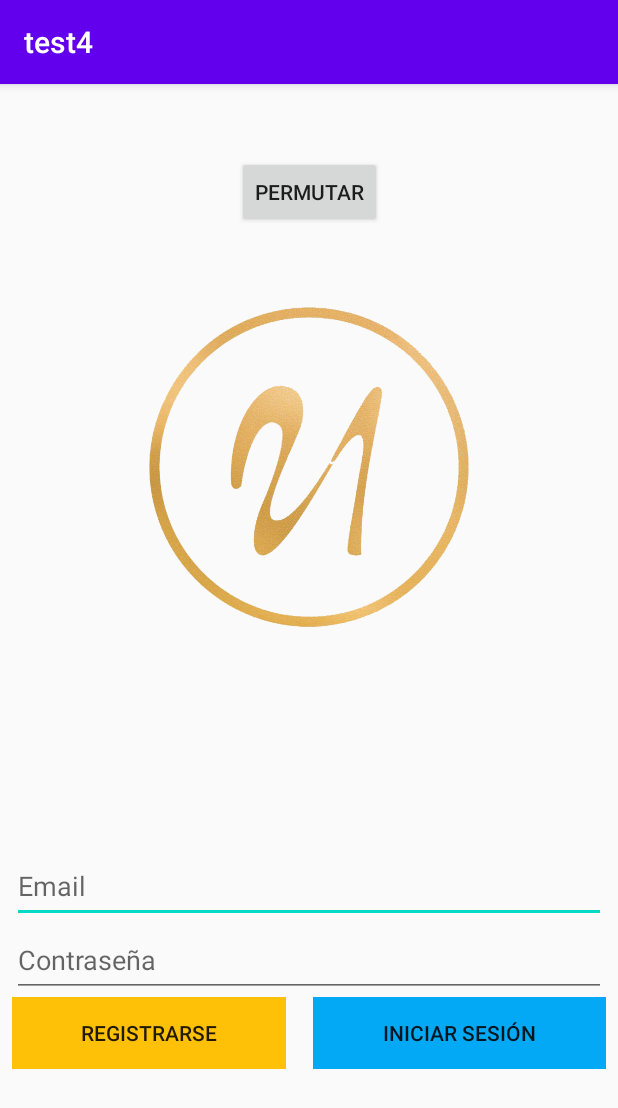
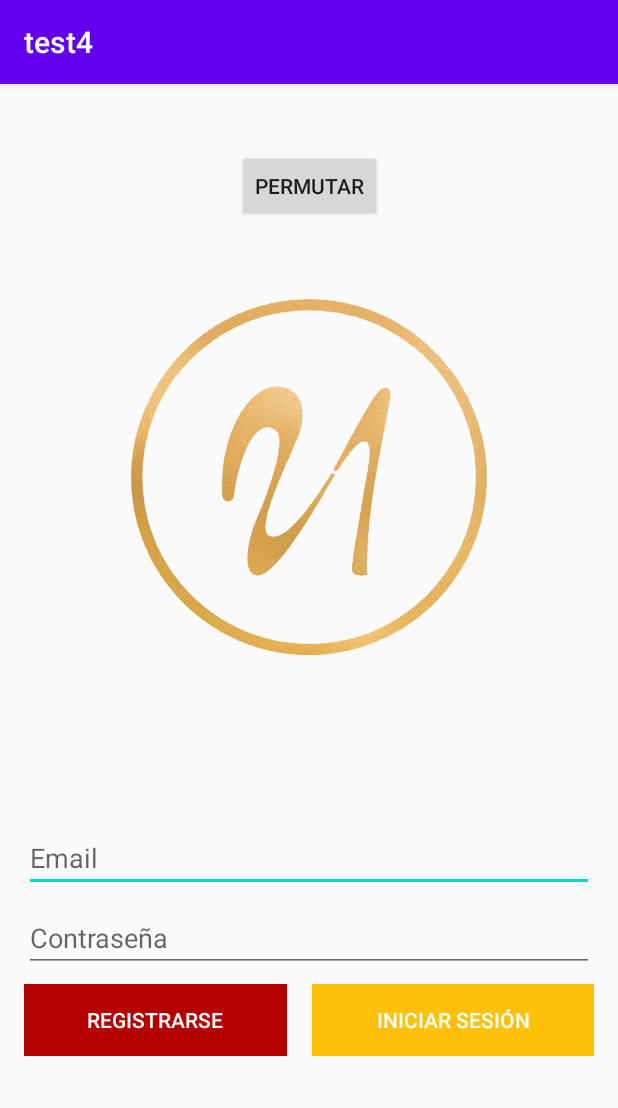
Before and after one commit to GRX-R/test4, an Android app: the screen it shows after launch (MainActivity2 before the commit, SegundaPantalla after it), after a tap on "PERMUTAR", on a phone screen of 412 x 824 dp. Shown: the top 1108 px of the screen. Run offline under Robolectric (Android 15) with nearby library versions, the phone set to English and light mode, and no system bars.

Commit message:
Primeros Test de Inicio de sesión.

```diff
--- a/app/src/main/AndroidManifest.xml
+++ b/app/src/main/AndroidManifest.xml
@@ -9,6 +9,7 @@
         android:roundIcon="@mipmap/ic_launcher_round"
         android:supportsRtl="true"
         android:theme="@style/AppTheme">
+        <activity android:name=".SegundaPantalla"></activity>
         <activity android:name=".MainActivity2">
             <intent-filter>
                 <action android:name="android.intent.action.MAIN" />
--- a/app/src/main/java/com/example/test4/MainActivity2.kt
+++ b/app/src/main/java/com/example/test4/MainActivity2.kt
@@ -15,6 +15,28 @@ class MainActivity2 : AppCompatActivity() {
         super.onCreate(savedInstanceState)
         setContentView(R.layout.activity_main2)
 
+        interfaz()
+        Aprendizaje()
+
+    }
+
+    private fun Aprendizaje(){
+
+
+        //Prueba Suma: Double, Float & Int
+        val myFloat = 1.5f
+        val myDouble = 1.25
+        val myInt = 1
+
+        println(myFloat + myDouble + myInt)
+
+        //----------------------------
+        //
+
+    }
+
+    private fun interfaz(){
+
         // SE CREAN VARIABLES CON LAS INTERFACES GRÁFICAS
         val emailEText = findViewById<EditText>(R.id.emailcito) //SE REFERENCIA EL EMAIL
         val contraEText = findViewById<EditText>(R.id.editTextTextPassword2)
@@ -23,7 +45,7 @@ class MainActivity2 : AppCompatActivity() {
 
         //SE CREAN LAS VARIABLES DE PRUEBA DE COMPROBACIÓN
         val cuenta1 = "admin"
-        val contra1 = "1234"
+        val contra1: String? = null
 
         botoncito.setOnClickListener(){
 
@@ -32,6 +54,9 @@ class MainActivity2 : AppCompatActivity() {
 
             println(emailString)
             println(contraString)
+
+            println(emailString + contraString)
+
             if (emailString == cuenta1 && contraString == contra1) {   //SE COMPRUEBA LA IGUALDAD.
 
                 println("¡Inicio Exitoso!")
@@ -45,10 +70,11 @@ class MainActivity2 : AppCompatActivity() {
 
         permutarBot.setOnClickListener(){
 
-            val intento1 = Intent(this, MainActivity::class.java)
+            val intento1 = Intent(this, SegundaPantalla::class.java)
             startActivity(intento1)
 
         }
 
     }
+
 }
--- /dev/null
+++ b/app/src/main/java/com/example/test4/SegundaPantalla.kt
@@ -0,0 +1,34 @@
+package com.example.test4
+
+import android.content.Intent
+import androidx.appcompat.app.AppCompatActivity
+import android.os.Bundle
+import android.widget.Button
+
+class SegundaPantalla : AppCompatActivity() {
+
+
+    override fun onCreate(savedInstanceState: Bundle?) {
+        super.onCreate(savedInstanceState)
+        setContentView(R.layout.activity_segunda_pantalla)
+
+        permutacionMain2() //Se llama a la función de cambio de pantallas.
+    }
+
+
+    // Función para el cambio de pantallas.
+    private fun permutacionMain2(){
+
+        val botonToggle = findViewById<Button>(R.id.toggle2)
+
+
+        botonToggle.setOnClickListener(){
+
+            //Se busca el Activity (Pantalla a cargar)
+            val intento = Intent(this, MainActivity2::class.java)
+            startActivity(intento)
+
+        }
+
+    }
+}
--- a/app/src/main/res/layout/activity_main.xml
+++ b/app/src/main/res/layout/activity_main.xml
@@ -4,91 +4,4 @@
     xmlns:tools="http://schemas.android.com/tools"
     android:layout_width="match_parent"
     android:layout_height="match_parent"
-    tools:context=".MainActivity">
-
-    <LinearLayout
-        android:id="@+id/linearLayout"
-        android:layout_width="match_parent"
-        android:layout_height="wrap_content"
-        android:layout_marginStart="16dp"
-        android:layout_marginLeft="16dp"
-        android:layout_marginTop="480dp"
-        android:layout_marginEnd="16dp"
-        android:layout_marginRight="16dp"
-        android:layout_marginBottom="102dp"
-        android:orientation="vertical"
-        app:layout_constraintBottom_toBottomOf="parent"
-        app:layout_constraintEnd_toEndOf="parent"
-        app:layout_constraintStart_toStartOf="parent"
-        app:layout_constraintTop_toTopOf="parent">
-
-        <EditText
-            android:id="@+id/emailInput"
-            android:layout_width="match_parent"
-            android:layout_height="40dp"
-            android:autofillHints=""
-            android:ems="10"
-            android:hint="@string/email"
-            android:inputType="textEmailAddress" />
-
-        <Space
-            android:layout_width="match_parent"
-            android:layout_height="8dp" />
-
-        <EditText
-            android:id="@+id/editTextTextPassword"
-            android:layout_width="match_parent"
-            android:layout_height="wrap_content"
-            android:autofillHints=""
-            android:ems="10"
-            android:hint="@string/pass"
-            android:inputType="textPassword" />
-
-        <Space
-            android:layout_width="match_parent"
-            android:layout_height="8dp" />
-
-        <LinearLayout
-            android:layout_width="match_parent"
-            android:layout_height="match_parent"
-            android:orientation="horizontal">
-
-            <Button
-                android:id="@+id/registroBot"
-                style="@style/Widget.AppCompat.Button.Borderless"
-                android:layout_width="wrap_content"
-                android:layout_height="wrap_content"
-                android:layout_weight="1"
-                android:background="@color/colorRed"
-                android:text="@string/regis"
-                android:textColor="@color/colorBlanco" />
-
-            <Space
-                android:layout_width="wrap_content"
-                android:layout_height="wrap_content"
-                android:layout_weight="0.2" />
-
-            <Button
-                android:id="@+id/inicioBot"
-                style="@style/Widget.AppCompat.Button.Borderless"
-                android:layout_width="wrap_content"
-                android:layout_height="wrap_content"
-                android:layout_weight="1"
-                android:background="@color/colorNaranja"
-                android:text="@string/iniciar"
-                android:textColor="@color/colorBlanco" />
-        </LinearLayout>
-    </LinearLayout>
-
-    <ImageView
-        android:id="@+id/imageView"
-        android:layout_width="245dp"
-        android:layout_height="252dp"
-        android:contentDescription="@string/imagenes"
-        app:layout_constraintBottom_toTopOf="@+id/linearLayout"
-        app:layout_constraintEnd_toEndOf="parent"
-        app:layout_constraintStart_toStartOf="parent"
-        app:layout_constraintTop_toTopOf="parent"
-        app:layout_constraintVertical_bias="0.552"
-        app:srcCompat="@drawable/llogo" />
-</androidx.constraintlayout.widget.ConstraintLayout>
+    tools:context=".MainActivity" />
--- /dev/null
+++ b/app/src/main/res/layout/activity_segunda_pantalla.xml
@@ -0,0 +1,105 @@
+<?xml version="1.0" encoding="utf-8"?>
+<androidx.constraintlayout.widget.ConstraintLayout xmlns:android="http://schemas.android.com/apk/res/android"
+    xmlns:app="http://schemas.android.com/apk/res-auto"
+    xmlns:tools="http://schemas.android.com/tools"
+    android:layout_width="match_parent"
+    android:layout_height="match_parent"
+    tools:context=".SegundaPantalla">
+
+    <LinearLayout
+        android:id="@+id/linearLayout"
+        android:layout_width="match_parent"
+        android:layout_height="wrap_content"
+        android:layout_marginStart="16dp"
+        android:layout_marginLeft="16dp"
+        android:layout_marginTop="480dp"
+        android:layout_marginEnd="16dp"
+        android:layout_marginRight="16dp"
+        android:layout_marginBottom="102dp"
+        android:orientation="vertical"
+        app:layout_constraintBottom_toBottomOf="parent"
+        app:layout_constraintEnd_toEndOf="parent"
+        app:layout_constraintStart_toStartOf="parent"
+        app:layout_constraintTop_toTopOf="parent">
+
+        <EditText
+            android:id="@+id/emailInput"
+            android:layout_width="match_parent"
+            android:layout_height="40dp"
+            android:autofillHints=""
+            android:ems="10"
+            android:hint="@string/email"
+            android:inputType="textEmailAddress" />
+
+        <Space
+            android:layout_width="match_parent"
+            android:layout_height="8dp" />
+
+        <EditText
+            android:id="@+id/editTextTextPassword"
+            android:layout_width="match_parent"
+            android:layout_height="wrap_content"
+            android:autofillHints=""
+            android:ems="10"
+            android:hint="@string/pass"
+            android:inputType="textPassword" />
+
+        <Space
+            android:layout_width="match_parent"
+            android:layout_height="8dp" />
+
+        <LinearLayout
+            android:layout_width="match_parent"
+            android:layout_height="match_parent"
+            android:orientation="horizontal">
+
+            <Button
+                android:id="@+id/registroBot"
+                style="@style/Widget.AppCompat.Button.Borderless"
+                android:layout_width="wrap_content"
+                android:layout_height="wrap_content"
+                android:layout_weight="1"
+                android:background="@color/colorRed"
+                android:text="@string/regis"
+                android:textColor="@color/colorBlanco" />
+
+            <Space
+                android:layout_width="wrap_content"
+                android:layout_height="wrap_content"
+                android:layout_weight="0.2" />
+
+            <Button
+                android:id="@+id/inicioBot"
+                style="@style/Widget.AppCompat.Button.Borderless"
+                android:layout_width="wrap_content"
+                android:layout_height="wrap_content"
+                android:layout_weight="1"
+                android:background="@color/colorNaranja"
+                android:text="@string/iniciar"
+                android:textColor="@color/colorBlanco" />
+        </LinearLayout>
+    </LinearLayout>
+
+    <ImageView
+        android:id="@+id/imageView3"
+        android:layout_width="245dp"
+        android:layout_height="252dp"
+        android:contentDescription="@string/imagenes"
+        app:layout_constraintBottom_toTopOf="@+id/linearLayout"
+        app:layout_constraintEnd_toEndOf="parent"
+        app:layout_constraintStart_toStartOf="parent"
+        app:layout_constraintTop_toTopOf="parent"
+        app:layout_constraintVertical_bias="0.552"
+        app:srcCompat="@drawable/llogo" />
+
+    <Button
+        android:id="@+id/toggle2"
+        android:layout_width="wrap_content"
+        android:layout_height="wrap_content"
+        android:text="@string/toggle"
+        app:layout_constraintBottom_toTopOf="@+id/imageView3"
+        app:layout_constraintEnd_toEndOf="parent"
+        app:layout_constraintHorizontal_bias="0.5"
+        app:layout_constraintStart_toStartOf="parent"
+        app:layout_constraintTop_toTopOf="parent" />
+</androidx.constraintlayout.widget.ConstraintLayout>
```
